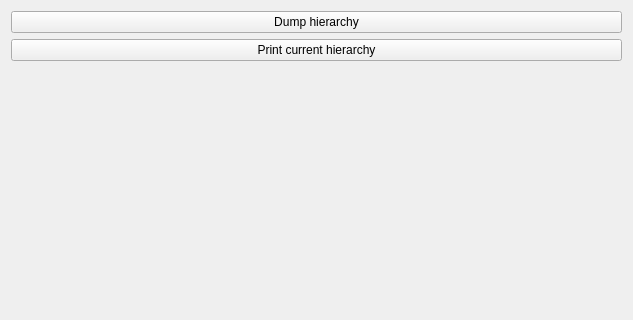
Old version of the form AmigoStatistics/AmigoStatistics/Resources/UI/AmigoStatistics.ui in the repository koegl/mthesis-datasets; both pictures show x 0 to 633 and y 0 to 320 of the 633 by 717 pixel window.
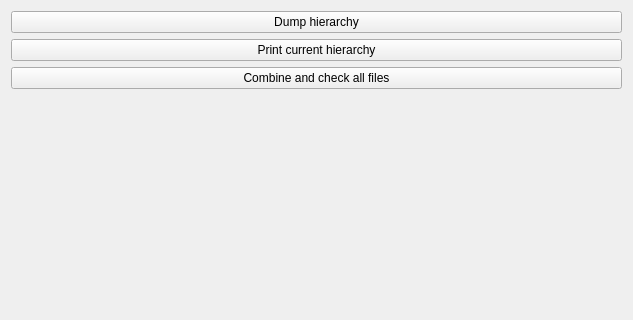
New version of the form. Custom widgets are drawn as their Qt base class.

Patch:
```diff
--- a/AmigoStatistics/AmigoStatistics/Resources/UI/AmigoStatistics.ui
+++ b/AmigoStatistics/AmigoStatistics/Resources/UI/AmigoStatistics.ui
@@ -28,6 +28,13 @@
      </property>
     </widget>
    </item>
+   <item>
+    <widget class="QPushButton" name="checkCompletenessButton">
+     <property name="text">
+      <string>Combine and check all files</string>
+     </property>
+    </widget>
+   </item>
    <item>
     <spacer name="verticalSpacer">
      <property name="orientation">
```
